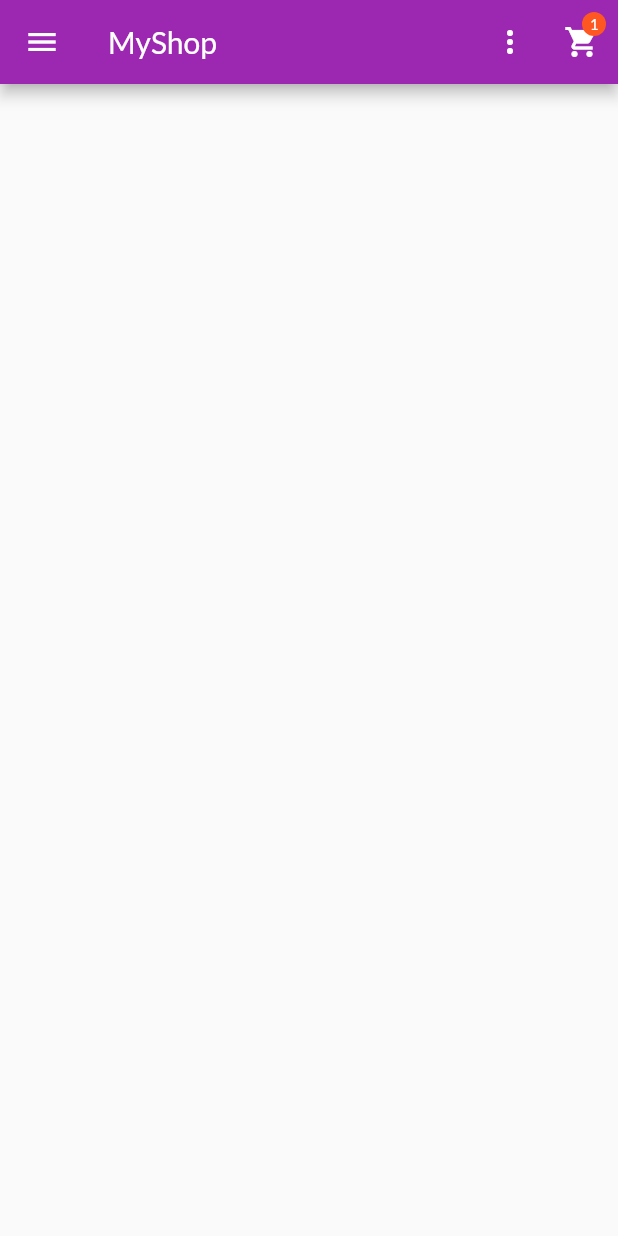
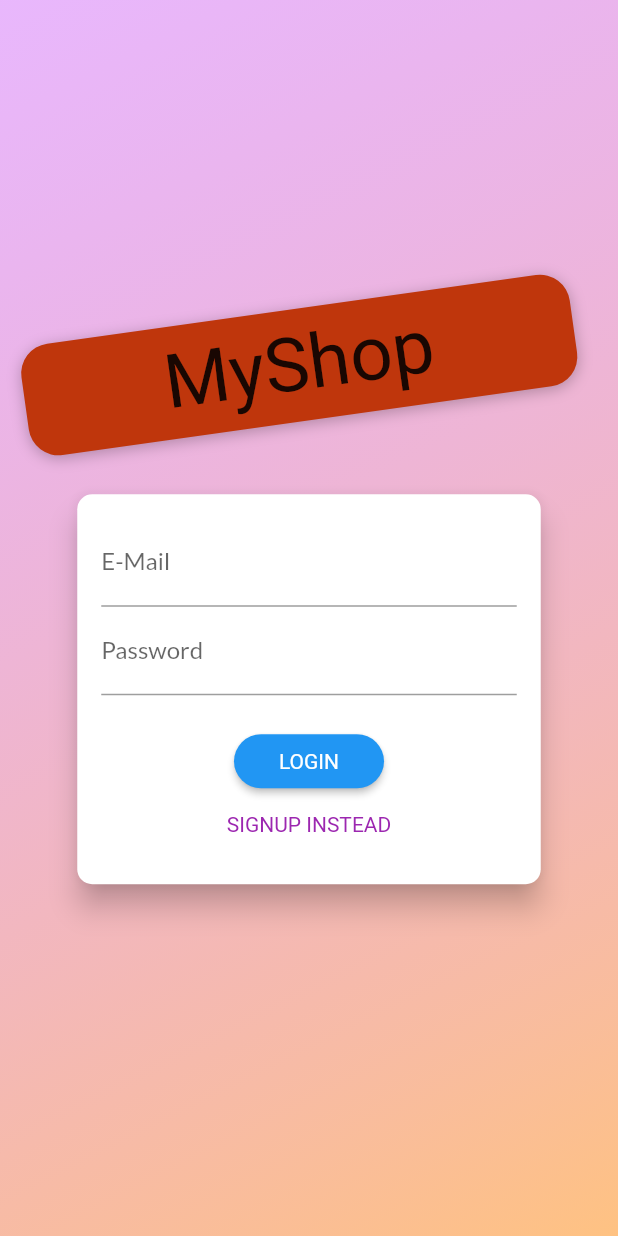
Before and after one commit to lethanhdat0611/origin, a Flutter app: the screen it shows after launch, on a phone screen of 412 x 824 dp. Run offline on Flutter 3.47's test engine with Material 2 defaults, Android fonts, the phone set to English and light mode, and no system bars; our stand-ins replace flutter_dotenv, shared_preferences; Roboto replaces fonts that are missing (Anton).

```diff
--- a/myshop/lib/main.dart
+++ b/myshop/lib/main.dart
@@ -1,18 +1,13 @@
 import 'package:flutter/material.dart';
+import 'package:flutter_dotenv/flutter_dotenv.dart';
 import 'package:myshop/ui/orders/orders_screen.dart';
 import 'package:myshop/ui/products/edit_product_screen.dart';
 import 'package:myshop/ui/products/user_products_screen.dart';
 import 'package:provider/provider.dart';
 import 'ui/screens.dart';
-
-// import 'ui/products/product_detail_screen.dart';
-// import 'ui/products/products_manager.dart';
-// import 'ui/products/product_overview_screen.dart';
-// import 'ui/products/user_products_screen.dart';
-// import 'ui/cart/cart_screen.dart';
-// import 'ui/orders/orders_screen.dart';
-
-void main() {
+Future<void> main() async {
+  // (1) Load the .env file
+  await dotenv.load();
   runApp(const MyApp());
 }
 
@@ -23,6 +18,10 @@ class MyApp extends StatelessWidget {
   Widget build(BuildContext context) {
     return MultiProvider(
       providers: [
+        // (2) Create and provide AuthManager
+        ChangeNotifierProvider(
+          create: (context) => AuthManager(),
+        ),
         ChangeNotifierProvider(
           create: (ctx) => ProductsManager(),
         ),
@@ -33,7 +32,9 @@ class MyApp extends StatelessWidget {
           create: (ctx) => OrdersManager(),
         ),
       ],
-      child: MaterialApp(
+      child: Consumer<AuthManager>(
+        builder: (context, authManager, child) {
+          return MaterialApp(
         title: 'My Shop',
         debugShowCheckedModeBanner: false,
         theme: ThemeData(
@@ -41,8 +42,18 @@ class MyApp extends StatelessWidget {
             colorScheme:
                 ColorScheme.fromSwatch(primarySwatch: Colors.purple).copyWith(
               secondary: Colors.deepOrange,
-            )),
-        home: const ProductsOverviewScreen(),
+            ),
+            ),
+        home: authManager.isAuth
+          ? const ProductsOverviewScreen()
+          : FutureBuilder(
+            future: authManager.tryAutoLogin(),
+            builder: (context, snapshot) {
+             return snapshot.connectionState == ConnectionState.waiting
+             ? const SplashScreen()
+             :const AuthScreen();
+            },
+            ),
         routes: {
           CartScreen.routeName: (ctx) => const CartScreen(),
           OrdersScreen.routeName: (ctx) => const OrdersScreen(),
@@ -72,6 +83,10 @@ class MyApp extends StatelessWidget {
             );
           }
           return null;
+
+        }
+        );
+
         },
       ),
     );
--- /dev/null
+++ b/myshop/lib/models/auth_token.dart
@@ -0,0 +1,48 @@
+class AuthToken {
+  final String _token;
+  final String _userId;
+  final DateTime _expiryDate;
+
+  AuthToken({
+    token,
+    userId,
+    expiryDate,
+  })  : _token = token,
+        _userId = userId,
+        _expiryDate = expiryDate;
+
+  bool get isValid {
+    return token != null;
+  }
+
+  String? get token {
+    if (_expiryDate.isAfter(DateTime.now())) {
+      return _token;
+    }
+    return null;
+  }
+
+  String get userId {
+    return _userId;
+  }
+
+  DateTime get expiryDate {
+    return _expiryDate;
+  }
+
+  Map<String, dynamic> toJson() {
+    return {
+      'authToken': _token,
+      'userId': _userId,
+      'expiryDate': _expiryDate.toIso8601String(),
+    };
+  }
+
+  static AuthToken fromJson(Map<String, dynamic> json) {
+    return AuthToken(
+      token: json['authToken'],
+      userId: json['userId'],
+      expiryDate: DateTime.parse(json['expiryDate']),
+    );
+  }
+}
--- /dev/null
+++ b/myshop/lib/models/http_exception.dart
@@ -0,0 +1,30 @@
+class HttpException implements Exception {
+  final String message;
+
+  HttpException(this.message);
+
+  HttpException.firebase(String code)
+      : message = _translateFirebaseErrorCode(code);
+
+  static String _translateFirebaseErrorCode(code) {
+    switch (code) {
+      case 'EMAIL_EXISTS':
+        return 'This email address is already in use';
+      case 'INVALID_EMAIL':
+        return 'This is not a valid email address';
+      case 'WEAK_PASSWORD':
+        return 'This password is too weak';
+      case 'EMAIL_NOT_FOUND':
+        return 'Could not find a user with that email';
+      case 'INVALID_PASSWORD':
+        return 'Invalid password';
+      default:
+        return code;
+    }
+  }
+
+  @override
+  String toString() {
+    return message;
+  }
+}
--- /dev/null
+++ b/myshop/lib/ui/auth/app_banner.dart
@@ -0,0 +1,41 @@
+import 'dart:math';
+
+import 'package:flutter/material.dart';
+
+class AppBanner extends StatelessWidget {
+  const AppBanner({
+    Key? key,
+  }) : super(key: key);
+
+  @override
+  Widget build(BuildContext context) {
+    return Container(
+      margin: const EdgeInsets.only(bottom: 20.0),
+      padding: const EdgeInsets.symmetric(
+        vertical: 8.0,
+        horizontal: 94.0,
+      ),
+      transform: Matrix4.rotationZ(-8 * pi / 180)..translate(-10.0),
+      decoration: BoxDecoration(
+        borderRadius: BorderRadius.circular(20),
+        color: Colors.deepOrange.shade900,
+        boxShadow: const [
+          BoxShadow(
+            blurRadius: 8,
+            color: Colors.black26,
+            offset: Offset(0, 2),
+          )
+        ],
+      ),
+      child: Text(
+        'MyShop',
+        style: TextStyle(
+          color: Theme.of(context).textTheme.headline6?.color,
+          fontSize: 50,
+          fontFamily: 'Anton',
+          fontWeight: FontWeight.normal,
+        ),
+      ),
+    );
+  }
+}
--- /dev/null
+++ b/myshop/lib/ui/auth/auth_card.dart
@@ -0,0 +1,198 @@
+import 'package:flutter/material.dart';
+import 'package:provider/provider.dart';
+
+import '../../models/http_exception.dart';
+import '../shared/dialog_utils.dart';
+
+import 'auth_manager.dart';
+
+enum AuthMode { signup, login }
+
+class AuthCard extends StatefulWidget {
+  const AuthCard({
+    super.key,
+  });
+
+  @override
+  State<AuthCard> createState() => _AuthCardState();
+}
+
+class _AuthCardState extends State<AuthCard> {
+  final GlobalKey<FormState> _formKey = GlobalKey();
+  AuthMode _authMode = AuthMode.login;
+  final Map<String, String> _authData = {
+    'email': '',
+    'password': '',
+  };
+  final _isSubmitting = ValueNotifier<bool>(false);
+  final _passwordController = TextEditingController();
+
+  Future<void> _submit() async {
+    if (!_formKey.currentState!.validate()) {
+      return;
+    }
+    _formKey.currentState!.save();
+
+    _isSubmitting.value = true;
+
+    try {
+      if (_authMode == AuthMode.login) {
+        // Log user in
+        await context.read<AuthManager>().login(
+              _authData['email']!,
+              _authData['password']!,
+            );
+      } else {
+        // Sign user up
+        await context.read<AuthManager>().signup(
+              _authData['email']!,
+              _authData['password']!,
+            );
+      }
+    } catch (error) {
+      showErrorDialog(
+          context,
+          (error is HttpException)
+              ? error.toString()
+              : 'Authentication failed');
+    }
+
+    _isSubmitting.value = false;
+  }
+
+  void _switchAuthMode() {
+    if (_authMode == AuthMode.login) {
+      setState(() {
+        _authMode = AuthMode.signup;
+      });
+    } else {
+      setState(() {
+        _authMode = AuthMode.login;
+      });
+    }
+  }
+
+  @override
+  Widget build(BuildContext context) {
+    final deviceSize = MediaQuery.of(context).size;
+    return Card(
+      shape: RoundedRectangleBorder(
+        borderRadius: BorderRadius.circular(10.0),
+      ),
+      elevation: 8.0,
+      child: Container(
+        height: _authMode == AuthMode.signup ? 320 : 260,
+        constraints:
+            BoxConstraints(minHeight: _authMode == AuthMode.signup ? 320 : 260),
+        width: deviceSize.width * 0.75,
+        padding: const EdgeInsets.all(16.0),
+        child: Form(
+          key: _formKey,
+          child: SingleChildScrollView(
+            child: Column(
+              children: <Widget>[
+                _buildEmailField(),
+                _buildPasswordField(),
+                if (_authMode == AuthMode.signup) _buildPasswordConfirmField(),
+                const SizedBox(
+                  height: 20,
+                ),
+                ValueListenableBuilder<bool>(
+                  valueListenable: _isSubmitting,
+                  builder: (context, isSubmitting, child) {
+                    if (isSubmitting) {
+                      return const CircularProgressIndicator();
+                    }
+                    return _buildSubmitButton();
+                  },
+                ),
+                _buildAuthModeSwitchButton(),
+              ],
+            ),
+          ),
+        ),
+      ),
+    );
+  }
+
+  Widget _buildAuthModeSwitchButton() {
+    return TextButton(
+      onPressed: _switchAuthMode,
+      style: TextButton.styleFrom(
+        padding: const EdgeInsets.symmetric(horizontal: 30.0, vertical: 4),
+        tapTargetSize: MaterialTapTargetSize.shrinkWrap,
+        textStyle: TextStyle(
+          color: Theme.of(context).primaryColor,
+        ),
+      ),
+      child:
+          Text('${_authMode == AuthMode.login ? 'SIGNUP' : 'LOGIN'} INSTEAD'),
+    );
+  }
+
+  Widget _buildSubmitButton() {
+    return ElevatedButton(
+      onPressed: _submit,
+      style: ElevatedButton.styleFrom(
+        shape: RoundedRectangleBorder(
+          borderRadius: BorderRadius.circular(30),
+        ),
+        backgroundColor: Theme.of(context).primaryColor,
+        padding: const EdgeInsets.symmetric(horizontal: 30.0, vertical: 8.0),
+        textStyle: TextStyle(
+          color: Theme.of(context).primaryTextTheme.headline6?.color,
+        ),
+      ),
+      child: Text(_authMode == AuthMode.login ? 'LOGIN' : 'SIGN UP'),
+    );
+  }
+
+  Widget _buildPasswordConfirmField() {
+    return TextFormField(
+      enabled: _authMode == AuthMode.signup,
+      decoration: const InputDecoration(labelText: 'Confirm Password'),
+      obscureText: true,
+      validator: _authMode == AuthMode.signup
+          ? (value) {
+              if (value != _passwordController.text) {
+                return 'Passwords do not match!';
+              }
+              return null;
+            }
+          : null,
+    );
+  }
+
+  Widget _buildPasswordField() {
+    return TextFormField(
+      decoration: const InputDecoration(labelText: 'Password'),
+      obscureText: true,
+      controller: _passwordController,
+      validator: (value) {
+        if (value == null || value.length < 5) {
+          return 'Password is too short!';
+        }
+        return null;
+      },
+      onSaved: (value) {
+        _authData['password'] = value!;
+      },
+    );
+  }
+
+  Widget _buildEmailField() {
+    return TextFormField(
+      decoration: const InputDecoration(labelText: 'E-Mail'),
+      keyboardType: TextInputType.emailAddress,
+      validator: (value) {
+        if (value!.isEmpty || !value.contains('@')) {
+          return 'Invalid email!';
+        }
+        return null;
+      },
+      onSaved: (value) {
+        _authData['email'] = value!;
+      },
+    );
+  }
+}
--- /dev/null
+++ b/myshop/lib/ui/auth/auth_manager.dart
@@ -0,0 +1,64 @@
+import 'dart:async';
+
+import 'package:flutter/foundation.dart';
+import 'package:flutter_dotenv/flutter_dotenv.dart';
+import '../../models/auth_token.dart';
+import '../../services/auth_service.dart';
+
+class AuthManager with ChangeNotifier {
+  AuthToken? _authToken;
+  Timer? _authTimer;
+
+  final AuthService _authService = AuthService();
+
+  bool get isAuth {
+    return authToken != null && authToken!.isValid;
+  }
+
+  AuthToken? get authToken {
+    return _authToken;
+  }
+
+  void _setAuthToken(AuthToken token) {
+    _authToken = token;
+    _autoLogout();
+    notifyListeners();
+  }
+
+  Future<void> signup(String email, String password) async {
+    _setAuthToken(await _authService.signup(email, password));
+  }
+
+  Future<void> login(String email, String password) async {
+    _setAuthToken(await _authService.login(email, password));
+  }
+
+  Future<bool> tryAutoLogin() async {
+    final savedToken = await _authService.loadSavedAuthToken();
+    if (savedToken == null) {
+      return false;
+    }
+
+    _setAuthToken(savedToken);
+    return true;
+  }
+
+  Future<void> logout() async {
+    _authToken = null;
+    if (_authTimer != null) {
+      _authTimer!.cancel();
+      _authTimer = null;
+    }
+    notifyListeners();
+    _authService.clearSavedAuthToken();
+  }
+
+  void _autoLogout() {
+    if (_authTimer != null) {
+      _authTimer!.cancel();
+    }
+    final timeToExpiry =
+        _authToken!.expiryDate.difference(DateTime.now()).inSeconds;
+    _authTimer = Timer(Duration(seconds: timeToExpiry), logout);
+  }
+}
--- /dev/null
+++ b/myshop/lib/ui/auth/auth_screen.dart
@@ -0,0 +1,54 @@
+import 'package:flutter/material.dart';
+
+import 'auth_card.dart';
+import 'app_banner.dart';
+
+class AuthScreen extends StatelessWidget {
+  static const routeName = '/auth';
+
+  const AuthScreen({super.key});
+
+  @override
+  Widget build(BuildContext context) {
+    final deviceSize = MediaQuery.of(context).size;
+    return Scaffold(
+      // resizeToAvoidBottomInset: false,
+      body: Stack(
+        children: <Widget>[
+          Container(
+            decoration: BoxDecoration(
+              gradient: LinearGradient(
+                colors: [
+                  const Color.fromRGBO(215, 117, 255, 1).withOpacity(0.5),
+                  const Color.fromRGBO(255, 188, 117, 1).withOpacity(0.9),
+                ],
+                begin: Alignment.topLeft,
+                end: Alignment.bottomRight,
+                stops: const [0, 1],
+              ),
+            ),
+          ),
+          SingleChildScrollView(
+            child: SizedBox(
+              height: deviceSize.height,
+              width: deviceSize.width,
+              child: Column(
+                mainAxisAlignment: MainAxisAlignment.center,
+                crossAxisAlignment: CrossAxisAlignment.center,
+                children: <Widget>[
+                  const Flexible(
+                    child: AppBanner(),
+                  ),
+                  Flexible(
+                    flex: deviceSize.width > 600 ? 2 : 1,
+                    child: const AuthCard(),
+                  ),
+                ],
+              ),
+            ),
+          ),
+        ],
+      ),
+    );
+  }
+}
--- a/myshop/lib/ui/screens.dart
+++ b/myshop/lib/ui/screens.dart
@@ -9,3 +9,7 @@ export 'orders/order_manager.dart';
 export 'cart/cart_screen.dart';
 export 'cart/cart_manager.dart';
 export 'products/edit_product_screen.dart';
+
+export 'auth/auth_screen.dart';
+export 'auth/auth_manager.dart';
+export 'splash_screen.dart';
```
Also changed, not shown: myshop/lib/services/auth_service.dart (added, +98 -0 lines), myshop/lib/ui/shared/app_drawer.dart (+21 -10 lines), myshop/lib/ui/splash_screen.dart (added, +14 -0 lines), myshop/pubspec.yaml (+6 -5 lines), myshop/pubspec.lock, 3 other files.
